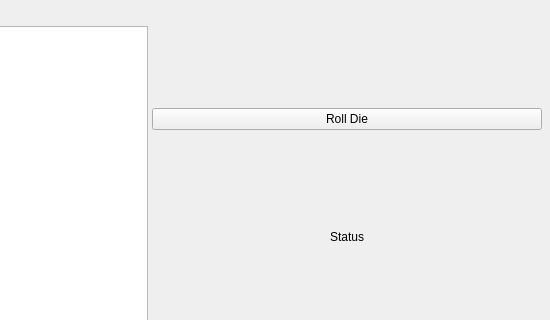
Above: TheBigWindow.ui from syzonin/TalismanQt before the change; both pictures show x 250 to 800 and y 0 to 320 of the 800 by 600 pixel window. Below: the same form after it.
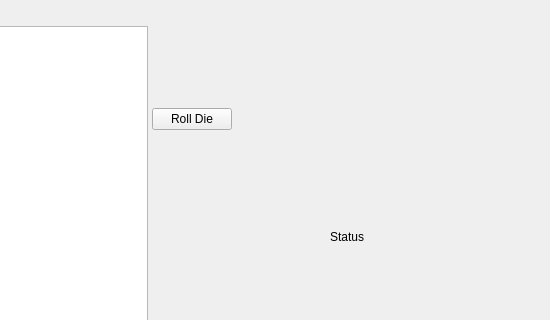
That is the form after the change. Icons and pictures are not drawn.

Patch:
```diff
--- a/TheBigWindow.ui
+++ b/TheBigWindow.ui
@@ -90,6 +90,12 @@
        </property>
        <item>
         <widget class="QPushButton" name="btnRollDie">
+         <property name="sizePolicy">
+          <sizepolicy hsizetype="Fixed" vsizetype="Fixed">
+           <horstretch>0</horstretch>
+           <verstretch>0</verstretch>
+          </sizepolicy>
+         </property>
          <property name="text">
           <string>Roll Die</string>
          </property>
```
Left out of the diff: 2 changed lines with no effect on the pictures.
